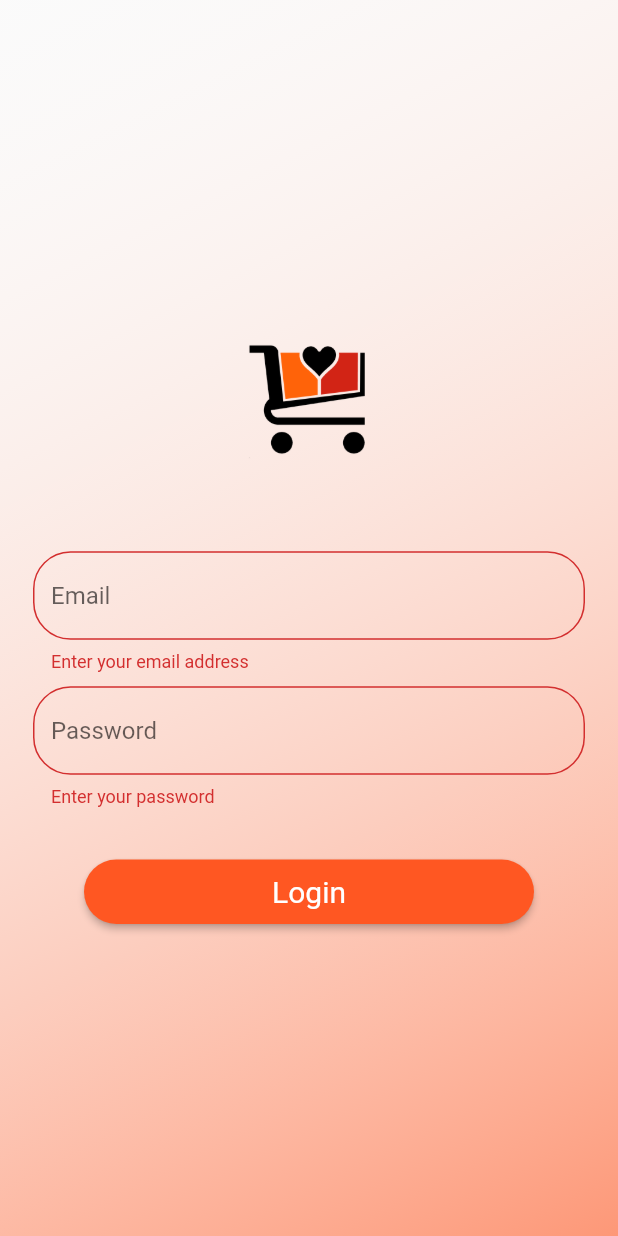
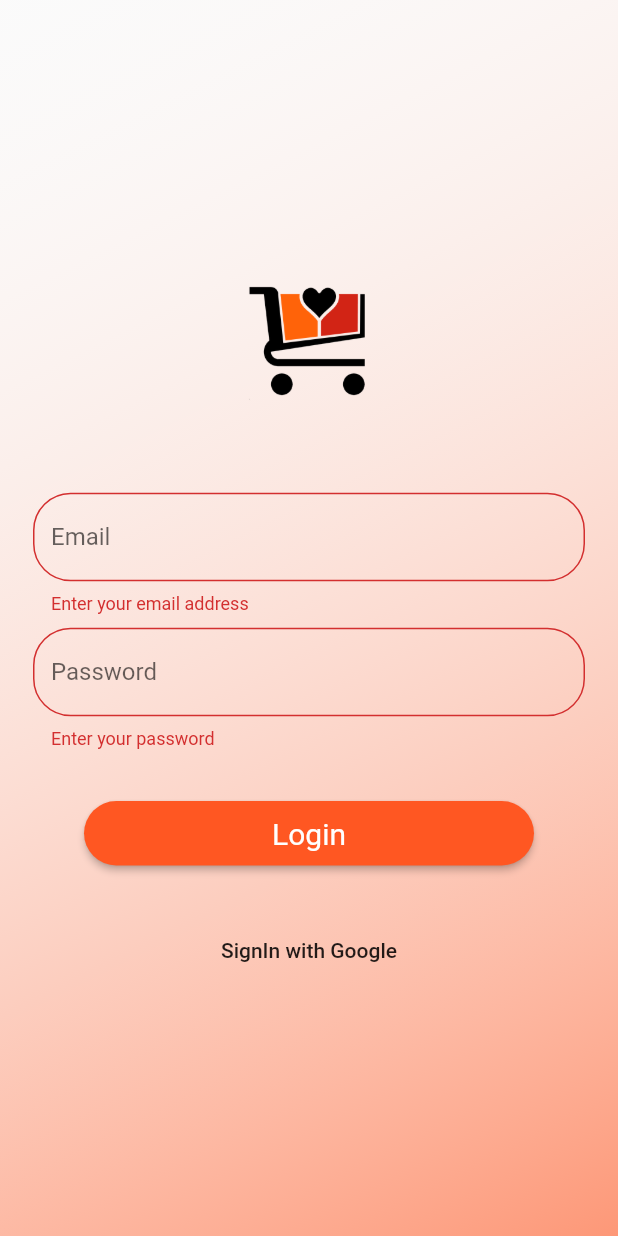
Before and after one commit to sharemycart/sharemycartmobile, a Flutter app: the screen it shows after launch, after a tap on "Login", on a phone screen of 412 x 824 dp. Run offline on Flutter 3.47's test engine with Material 2 defaults, Android fonts, the light colour scheme and no system bars; our stand-ins replace cloud_firestore, firebase_auth, google_sign_in; accounts and stored records are empty.

Commit message:
Update Podfile
Signed-off-by: Utsav Anand <utsavanand2@gmail.com>

```diff
--- a/lib/constants/firestore_constants.dart
+++ b/lib/constants/firestore_constants.dart
@@ -20,6 +20,6 @@
   static const LIST_OWNER_ID_KEY = "shoppingListOwnerId";
   static const LIFECYCLE_STATUS_KEY = "lifecycleStatus";
   static const LIFECYCLE_STATUS_OPEN = "open";
-  static const LIFECYCLE_STATUS_ARCHIVED = "archived";
+  static const dynamic LIFECYCLE_STATUS_ARCHIVED = "archived";
   static const USER_ID_KEY = "userId";
 }
--- a/lib/services/database_service.dart
+++ b/lib/services/database_service.dart
@@ -37,7 +37,7 @@
 
   Future<void> deleteShoppingList(String documentID) async {
     Map updateToArchived = { ListDatabaseConstants.LIFECYCLE_STATUS_KEY : ListDatabaseConstants.LIFECYCLE_STATUS_ARCHIVED };
-    await _db.collection("lists").document(documentID).updateData(updateToArchived);
+    await _db.collection("lists").document(documentID).delete();
   }
 
 }
--- a/lib/views/auth/auth_page.dart
+++ b/lib/views/auth/auth_page.dart
@@ -102,9 +102,16 @@
                     CustomButton(text: "Login", width: 300, onPressed: () {
                       if (widget._formKey.currentState.validate()) {
                         widget._formKey.currentState.save();
-                        authService.signIn(widget.email, widget.password);
+                        authService.signInWithEmailAndPassword(widget.email, widget.password);
                       }
                     }),
+                    Padding(padding: EdgeInsets.only(top: 30)),
+                    MaterialButton(
+                      child: Text("SignIn with Google"),
+                      onPressed: () {
+                        authService.signInWithGoogle();
+                      },
+                    )
                   ],
                 ),
               ),
```
Also changed, not shown: lib/services/auth_service.dart (+19 -1 lines), lib/views/home/animated_list.dart (+5 -3 lines), lib/views/home/home_page.dart (+10 -1 lines), 4 other files.
